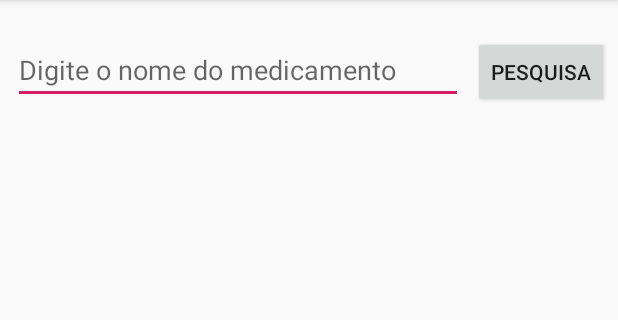
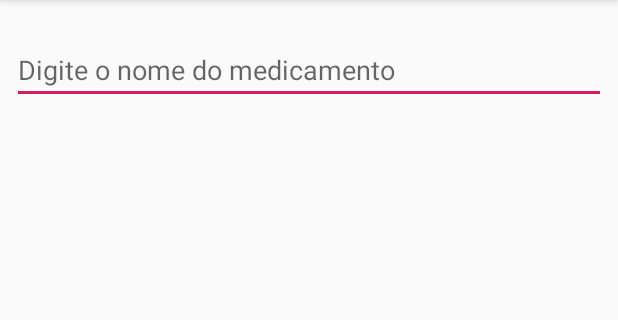
Before and after one commit to jlolis/MedicineSearchVFinal, an Android app: the ConsultaActivity screen opened directly, with no data from a screen before it, on a phone screen of 412 x 824 dp, the part 84-404 px from its top. Run offline under Robolectric (Android 15) with nearby library versions, the phone set to English and light mode, and no system bars; our stand-ins replace Firebase (no records; nobody signed in at launch, a user with empty details on screens opened directly).

```diff
--- a/app/src/main/java/com/example/joaoelolis/medicinesearchv2/Cadastrar.java
+++ b/app/src/main/java/com/example/joaoelolis/medicinesearchv2/Cadastrar.java
@@ -65,7 +65,7 @@ public class Cadastrar extends AppCompatActivity {
         //inserindo Dado no FireBase lista de medicamento(conjunto) de chaves e valores .
         databaseReference
                 .child("lista de medicamento")
-                .child(medicamento.getNome())
+                .child(uuid)
                 .setValue(medicamento);
 
         /*editTextNome.setText("");
--- a/app/src/main/java/com/example/joaoelolis/medicinesearchv2/ConsultaActivity.java
+++ b/app/src/main/java/com/example/joaoelolis/medicinesearchv2/ConsultaActivity.java
@@ -3,20 +3,19 @@ package com.example.joaoelolis.medicinesearchv2;
 import android.support.annotation.NonNull;
 import android.support.v7.app.AppCompatActivity;
 import android.os.Bundle;
-import android.view.View;
+import android.text.Editable;
+import android.text.TextWatcher;
 import android.widget.ArrayAdapter;
 import android.widget.EditText;
 import android.widget.ListView;
 
-import com.example.joaoelolis.medicinesearchv2.adapter.Consulta_Adapter;
+import com.example.joaoelolis.medicinesearchv2.adapter.ConsultaAdapter;
 import com.example.joaoelolis.medicinesearchv2.modelos.Medicamento;
 import com.google.firebase.FirebaseApp;
-import com.google.firebase.database.ChildEventListener;
 import com.google.firebase.database.DataSnapshot;
 import com.google.firebase.database.DatabaseError;
 import com.google.firebase.database.DatabaseReference;
 import com.google.firebase.database.FirebaseDatabase;
-import com.google.firebase.database.Query;
 import com.google.firebase.database.ValueEventListener;
 
 import java.util.ArrayList;
@@ -43,6 +42,7 @@ public class ConsultaActivity extends AppCompatActivity {
 
         conectarBanco();
         leituraBanco();
+        pesquisaLista();
 
     }
 
@@ -58,7 +58,7 @@ public class ConsultaActivity extends AppCompatActivity {
                     medicamentos.add(medicamento);
                 }
 
-                arrayAdapter = new Consulta_Adapter(ConsultaActivity.this, (ArrayList<Medicamento>) medicamentos);
+                arrayAdapter = new ConsultaAdapter(ConsultaActivity.this, (ArrayList<Medicamento>) medicamentos);
                 listView.setAdapter(arrayAdapter);
             }
 
@@ -77,15 +77,29 @@ public class ConsultaActivity extends AppCompatActivity {
 
     }
 
-    public void chamarConsulta(View view){
+    public void pesquisaLista(){
 
+        EditText searchTo = (EditText)findViewById(R.id.editTextConsulta);
+        searchTo.addTextChangedListener(new TextWatcher() {
+            @Override
+            public void afterTextChanged(Editable s) {
+                // TODO Auto-generated method stub
+            }
+
+            @Override
+            public void beforeTextChanged(CharSequence s, int start, int count, int after) {
+                // TODO Auto-generated method stub
+            }
+
+            @Override
+            public void onTextChanged(CharSequence s, int start, int before, int count) {
                 listView.setAdapter(null);
 
                 databaseReference
                         .child("lista de medicamento")
                         .orderByChild("nome")
-                .startAt(editTextConsulta.getText().toString())
-                .endAt(editTextConsulta.getText().toString()+"\uf8ff")
+                        .startAt(editTextConsulta.getText().toString().toLowerCase())
+                        .endAt(editTextConsulta.getText().toString().toLowerCase()+"\uf8ff")
                         .addValueEventListener(new ValueEventListener() {
                             @Override
                             public void onDataChange(@NonNull DataSnapshot dataSnapshot) {
@@ -97,7 +111,7 @@ public class ConsultaActivity extends AppCompatActivity {
                                     medicamentos.add(medicamento);
                                 }
 
-                arrayAdapter = new Consulta_Adapter(ConsultaActivity.this, (ArrayList<Medicamento>) medicamentos);
+                                arrayAdapter = new ConsultaAdapter(ConsultaActivity.this, (ArrayList<Medicamento>) medicamentos);
                                 listView.setAdapter(arrayAdapter);
                             }
 
@@ -106,5 +120,8 @@ public class ConsultaActivity extends AppCompatActivity {
 
                             }
                         });
+
             }
+        });}
+
 }
--- a/app/src/main/java/com/example/joaoelolis/medicinesearchv2/adapter/Consulta_Adapter.java
+++ b/app/src/main/java/com/example/joaoelolis/medicinesearchv2/adapter/ConsultaAdapter.java
@@ -23,12 +23,12 @@ import com.google.firebase.database.ValueEventListener;
 import java.util.ArrayList;
 import java.util.List;
 
-public class Consulta_Adapter extends ArrayAdapter<Medicamento> {
+public class ConsultaAdapter extends ArrayAdapter<Medicamento> {
 
     private Context context;
     private List<Medicamento> medicamentos;
 
-    public Consulta_Adapter(Context context, ArrayList<Medicamento> medicamentos){
+    public ConsultaAdapter(Context context, ArrayList<Medicamento> medicamentos){
         super(context,0,medicamentos);
         this.context = context;
         this.medicamentos = medicamentos;
@@ -50,9 +50,12 @@ public class Consulta_Adapter extends ArrayAdapter<Medicamento> {
         TextView textViewBula = listaItem.findViewById(R.id.txtBulaMedicamento);
         TextView textViewObs = listaItem.findViewById(R.id.txtObsMedicamento);
 
-        textViewNome.setText(medicamentoSelecionado.getNome());
-        textViewBula.setText(medicamentoSelecionado.getBula());
-        textViewObs.setText(medicamentoSelecionado.getObservacao());
+        textViewNome.setText(medicamentoSelecionado.getNome().substring(0,1).toUpperCase() +
+                medicamentoSelecionado.getNome().substring(1));
+        textViewBula.setText(medicamentoSelecionado.getBula().substring(0,1).toUpperCase() +
+                medicamentoSelecionado.getBula().substring(1));
+        textViewObs.setText(medicamentoSelecionado.getObservacao().substring(0,1).toUpperCase()+
+                medicamentoSelecionado.getObservacao().substring(1));
 
         return listaItem;
 
--- a/app/src/main/res/layout/activity_consulta.xml
+++ b/app/src/main/res/layout/activity_consulta.xml
@@ -18,9 +18,11 @@
 
     <EditText
         android:id="@+id/editTextConsulta"
-        android:layout_width="300dp"
+        android:layout_width="0dp"
         android:layout_height="wrap_content"
+        android:layout_marginStart="8dp"
         android:layout_marginTop="24dp"
+        android:layout_marginEnd="8dp"
         android:ems="10"
         android:hint="@string/cadastra_nome"
         android:inputType="textPersonName"
@@ -29,14 +31,4 @@
         app:layout_constraintStart_toStartOf="parent"
         app:layout_constraintTop_toTopOf="parent" />
 
-    <Button
-        android:id="@+id/btnConsulta"
-        android:layout_width="wrap_content"
-        android:layout_height="wrap_content"
-        android:layout_marginTop="24dp"
-        android:onClick="chamarConsulta"
-        android:text="PESQUISA"
-        app:layout_constraintEnd_toEndOf="parent"
-        app:layout_constraintStart_toEndOf="@+id/editTextConsulta"
-        app:layout_constraintTop_toTopOf="parent" />
 </android.support.constraint.ConstraintLayout>
```
Also changed, not shown: app/src/main/java/com/example/joaoelolis/medicinesearchv2/MainActivity.java (+0 -7 lines), app/src/main/java/com/example/joaoelolis/medicinesearchv2/modelos/Medicamento.java (+6 -6 lines). Lines whose indentation alone changed are shown as unchanged.
